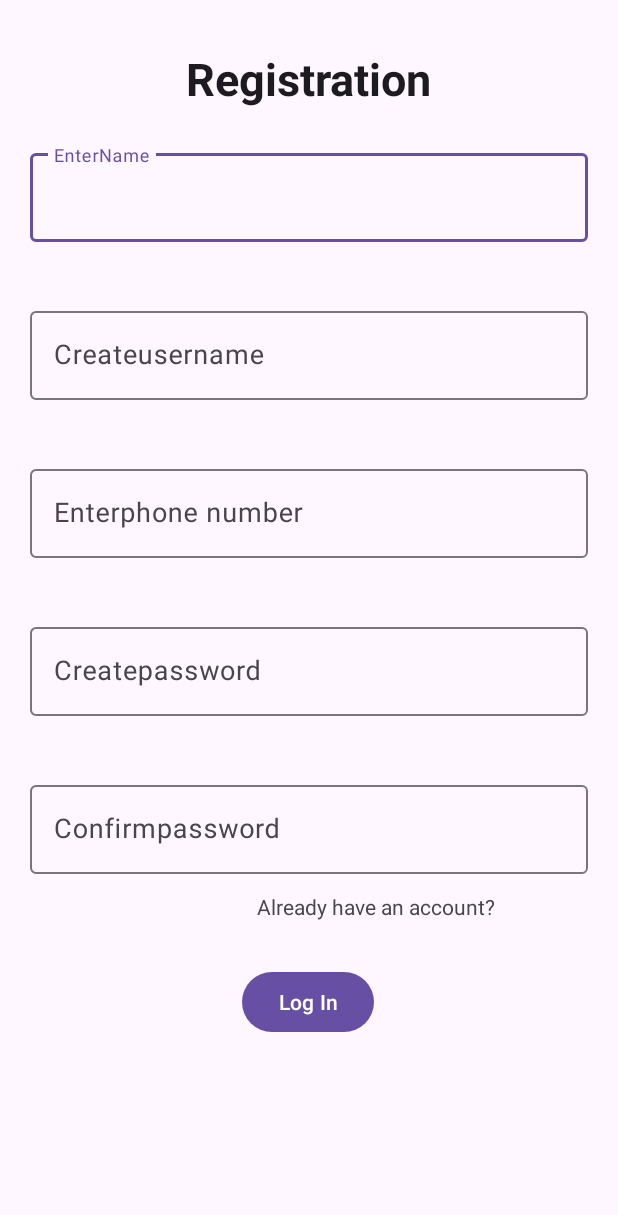
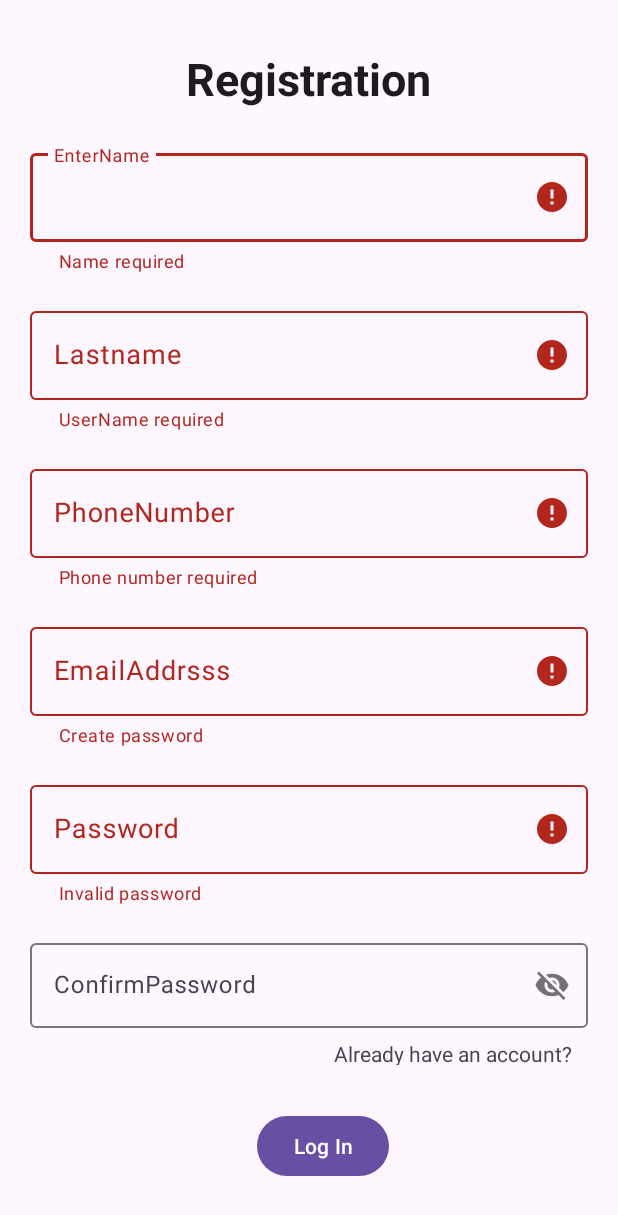
Before and after one commit to simiyunangila/billz, an Android app: the screen it shows after launch (MainActivity), after a tap on "Log In", on a phone screen of 412 x 824 dp. Shown: the top 1215 px of the screen. Run offline under Robolectric (Android 15) with nearby library versions, the phone set to English and light mode, and no system bars.

```diff
--- a/app/src/main/java/com/example/billz/MainActivity.kt
+++ /dev/null
@@ -1,76 +0,0 @@
-package com.example.billz
-
-import android.app.Activity
-import android.content.Intent
-import androidx.appcompat.app.AppCompatActivity
-import android.os.Bundle
-import android.view.inputmethod.InputBinding
-import android.widget.Toast
-import com.example.billz.databinding.ActivityMainBinding
-
-class MainActivity : AppCompatActivity() {
-    lateinit var binding: ActivityMainBinding
-    override fun onCreate(savedInstanceState: Bundle?) {
-        super.onCreate(savedInstanceState)
-        binding = ActivityMainBinding.inflate(layoutInflater)
-        setContentView(R.layout.activity_main)
-
-    }
-
-    override fun onResume() {
-        super.onResume()
-        setContentView(binding.root)
-        binding.button.setOnClickListener {
-
-            validateregdetails()
-            clearErrors()
-        }
-    }
-
-    fun validateregdetails() {
-        val name1 = binding.etname.text.toString()
-        val name2 = binding.etusername.text.toString()
-        val name3 = binding.etnumber.text.toString()
-        val name4 = binding.etpassword.text.toString()
-        val name5 = binding.etconfpassword.text.toString()
-
-        var error = false
-
-
-        if (name1.isBlank()) {
-            binding.tilname.error = " Name required"
-            error = true
-        }
-        if (name2.isBlank()) {
-            binding.tilusername.error = " UserName required"
-            error = true
-        }
-        if (name3.isBlank()) {
-            binding.tilnumber.error = " Phone number required"
-            error = true
-        }
-        if (name4.isBlank()) {
-            binding.tilpassword.error = " Create password"
-            error = true
-        }
-        if (name5 != name4) {
-            binding.tilconfpassword.error = " Wrong password"
-            error = true
-        }
-        if (!error) {
-            val intent = Intent(this, loginpage::class.java)
-            startActivity(intent)
-            Toast.makeText(this, "Registration is complete", Toast.LENGTH_LONG).show()
-            finish()
-        }
-    }
-
-    fun clearErrors() {
-        binding.tilname.error = null
-        binding.tilusername.error = null
-        binding.tilnumber.error = null
-        binding.tilpassword.error = null
-        binding.tilconfpassword.error = null
-
-    }
-}
--- /dev/null
+++ b/app/src/main/java/com/example/billz/Repository/userRepository.kt
@@ -0,0 +1,28 @@
+package com.example.billz.Repository
+
+import com.example.billz.api.apiClient
+import com.example.billz.api.ApiInterface
+import com.example.billz.model.LoginRequest
+import com.example.billz.model.LoginResponse
+import com.example.billz.model.RegisterRequest
+import com.example.billz.model.registerResponse
+import kotlinx.coroutines.Dispatchers
+import kotlinx.coroutines.withContext
+import retrofit2.Response
+
+class UserRepository {
+    val apiclient =apiClient.buildClient(ApiInterface::class.java)
+
+   suspend fun registerUser(registerRequest: RegisterRequest):Response<registerResponse>{
+        return withContext(Dispatchers.IO){
+            apiclient.registerUser(registerRequest)
+        }
+
+    }
+    suspend  fun loginUser(loginRequest: LoginRequest):Response<LoginResponse>{
+        return withContext(Dispatchers.IO){
+            apiclient.loginUser(loginRequest)
+        }
+    }
+
+}
--- /dev/null
+++ b/app/src/main/java/com/example/billz/ViewModel/userViewModel.kt
@@ -0,0 +1,42 @@
+package com.example.billz.ViewModel
+
+import androidx.lifecycle.MutableLiveData
+import androidx.lifecycle.ViewModel
+import androidx.lifecycle.viewModelScope
+import com.example.billz.Repository.UserRepository
+import com.example.billz.model.LoginRequest
+import com.example.billz.model.LoginResponse
+import com.example.billz.model.RegisterRequest
+import com.example.billz.model.registerResponse
+import kotlinx.coroutines.launch
+
+class UserViewModel:ViewModel() {
+    val userRepo = UserRepository()
+    val regLiveData = MutableLiveData<registerResponse>()
+    val logLiveData = MutableLiveData<LoginResponse>()
+    val errLiveData = MutableLiveData<String>()
+
+    fun registerUser( registerRequest: RegisterRequest){
+        viewModelScope.launch {
+            val response = userRepo.registerUser(registerRequest)
+            if (response.isSuccessful){
+                regLiveData.postValue(response.body())
+            }
+            else{
+                errLiveData.postValue(response.errorBody()?.string())
+            }
+        }
+    }
+    fun loginUser(loginRequest: LoginRequest){
+        viewModelScope.launch {
+            val response = userRepo.loginUser(loginRequest)
+            if (response.isSuccessful){
+                logLiveData.postValue(response.body())
+            }
+            else{
+                errLiveData.postValue(response.errorBody()?.string())
+            }
+
+        }
+    }
+}
--- /dev/null
+++ b/app/src/main/java/com/example/billz/api/apiClient.kt
@@ -0,0 +1,15 @@
+package com.example.billz.api
+
+import retrofit2.Retrofit
+import retrofit2.converter.gson.GsonConverterFactory
+
+object apiClient {
+    var retrofit = Retrofit.Builder()
+        .baseUrl("http://13.37.106.218")
+        .addConverterFactory(GsonConverterFactory.create())
+        .build()
+    fun <T> buildClient(apiInterface: Class<T>):T{
+        return retrofit.create(apiInterface)
+    }
+
+}
--- /dev/null
+++ b/app/src/main/java/com/example/billz/api/apiInterface.kt
@@ -0,0 +1,15 @@
+package com.example.billz.api
+
+import com.example.billz.model.LoginRequest
+import com.example.billz.model.LoginResponse
+import com.example.billz.model.RegisterRequest
+import com.example.billz.model.registerResponse
+import retrofit2.Response
+import retrofit2.http.Body
+import retrofit2.http.POST
+
+interface ApiInterface {
+    @POST("/users/register")
+    suspend fun registerUser(@Body registerRequest: RegisterRequest):Response<registerResponse>
+    suspend fun loginUser(@Body loginRequest: LoginRequest):Response<LoginResponse>
+}
--- /dev/null
+++ b/app/src/main/java/com/example/billz/model/loginResponse.kt
@@ -0,0 +1,6 @@
+package com.example.billz.model
+
+data class LoginResponse(
+    var message:String,
+    var user :User
+)
--- /dev/null
+++ b/app/src/main/java/com/example/billz/model/registerResponse.kt
@@ -0,0 +1,6 @@
+package com.example.billz.model
+
+data class registerResponse(
+    var message:String,
+    var user :User
+)
--- /dev/null
+++ b/app/src/main/java/com/example/billz/ui/MainActivity.kt
@@ -0,0 +1,117 @@
+package com.example.billz.ui
+
+import android.content.Intent
+import android.opengl.Visibility
+import androidx.appcompat.app.AppCompatActivity
+import android.os.Bundle
+import android.view.View
+import android.widget.Toast
+import androidx.activity.viewModels
+import androidx.lifecycle.Observer
+import com.example.billz.R
+import com.example.billz.ViewModel.UserViewModel
+import com.example.billz.databinding.ActivityMainBinding
+import com.example.billz.model.RegisterRequest
+
+
+class MainActivity : AppCompatActivity() {
+    lateinit var binding: ActivityMainBinding
+    val userViewModel:UserViewModel by viewModels()
+    override fun onCreate(savedInstanceState: Bundle?) {
+        super.onCreate(savedInstanceState)
+        binding = ActivityMainBinding.inflate(layoutInflater)
+        setContentView(R.layout.activity_main)
+
+    }
+
+    override fun onResume() {
+        super.onResume()
+        setContentView(binding.root)
+        userViewModel.errLiveData.observe(this, Observer { error ->
+            Toast.makeText(this, error, Toast.LENGTH_LONG).show()
+            binding.pbreg.visibility = View.GONE
+        })
+        userViewModel.regLiveData.observe(this, Observer { regResponse ->
+            Toast.makeText(this, regResponse.message, Toast.LENGTH_LONG).show()
+            startActivity(Intent(this, loginpage::class.java))
+            binding.pbreg.visibility = View.GONE
+        })
+      binding.button.setOnClickListener {
+          validateregdetails()
+      }
+//            startActivity(Intent(this, loginpage::class.java))
+
+//            clearErrors()
+
+
+
+        }
+//    }
+
+    fun validateregdetails() {
+        val name = binding.etname.text.toString()
+        val lastname = binding.etlastname.text.toString()
+        val phoneNumber= binding.etnumber.text.toString()
+        val email = binding.etmail1.text.toString()
+        val password = binding.etpassword.text.toString()
+        val confPassword = binding.etconfpass.text.toString()
+
+        var error = false
+
+
+        if (name.isBlank()) {
+            error = true
+            binding.tilname.error = " Name required"
+
+        }
+        if (lastname.isBlank()) {
+            error = true
+            binding.tillastname.error = " UserName required"
+
+        }
+        if (phoneNumber.isBlank()) {
+            error = true
+            binding.tilnumber.error = " Phone number required"
+
+        }
+        if (email.isBlank()) {
+            error = true
+            binding.tilemail1.error = " Create password"
+
+        }
+        if (password.isBlank()) {
+            error = true
+            binding.tilpassword.error = " Invalid password"
+
+        }
+        if (!password.equals(confPassword)) {
+            error = true
+            binding.tilconfpass.error = " PasswordWord does not match"
+
+        }
+        if (!error) {
+            val registerRequest =RegisterRequest(
+                firstName =name,
+                lastName = lastname,
+                email = email,
+                password = password,
+                phoneNumber = phoneNumber
+
+            )
+            binding.pbreg.visibility = View.VISIBLE
+           userViewModel.registerUser(registerRequest)
+
+            val intent = Intent(this, loginpage::class.java)
+            startActivity(intent)
+
+        }
+    }
+
+    fun clearErrors() {
+        binding.tilname.error = null
+        binding.tillastname.error = null
+        binding.tilnumber.error = null
+        binding.tilpassword.error = null
+        binding.tilconfpass.error = null
+    }
+}
--- a/app/src/main/res/layout/activity_main.xml
+++ b/app/src/main/res/layout/activity_main.xml
@@ -4,7 +4,7 @@
     xmlns:tools="http://schemas.android.com/tools"
     android:layout_width="match_parent"
     android:layout_height="match_parent"
-    tools:context=".MainActivity">
+    tools:context=".ui.MainActivity">
 
     <TextView
         android:id="@+id/tvreg"
@@ -41,7 +41,7 @@
     </com.google.android.material.textfield.TextInputLayout>
 
     <com.google.android.material.textfield.TextInputLayout
-        android:id="@+id/tilusername"
+        android:id="@+id/tillastname"
         android:layout_width="0dp"
         android:layout_height="wrap_content"
         android:layout_marginStart="20dp"
@@ -52,10 +52,10 @@
         app:layout_constraintTop_toBottomOf="@+id/tilname">
 
         <com.google.android.material.textfield.TextInputEditText
-            android:id="@+id/etusername"
+            android:id="@+id/etlastname"
             android:layout_width="match_parent"
             android:layout_height="wrap_content"
-            android:hint="Createusername"
+            android:hint="Lastname"
             android:textSize="18sp" />
     </com.google.android.material.textfield.TextInputLayout>
 
@@ -68,13 +68,32 @@
         android:layout_marginEnd="20dp"
         app:layout_constraintEnd_toEndOf="parent"
         app:layout_constraintStart_toStartOf="parent"
-        app:layout_constraintTop_toBottomOf="@+id/tilusername">
+        app:layout_constraintTop_toBottomOf="@+id/tillastname">
 
         <com.google.android.material.textfield.TextInputEditText
             android:id="@+id/etnumber"
             android:layout_width="match_parent"
             android:layout_height="wrap_content"
-            android:hint="Enterphone number"
+            android:hint="PhoneNumber"
+            android:textSize="18sp" />
+    </com.google.android.material.textfield.TextInputLayout>
+
+    <com.google.android.material.textfield.TextInputLayout
+        android:id="@+id/tilemail1"
+        android:layout_width="0dp"
+        android:layout_height="wrap_content"
+        android:layout_marginStart="20dp"
+        android:layout_marginTop="20dp"
+        android:layout_marginEnd="20dp"
+        app:layout_constraintEnd_toEndOf="parent"
+        app:layout_constraintStart_toStartOf="parent"
+        app:layout_constraintTop_toBottomOf="@+id/tilnumber">
+
+        <com.google.android.material.textfield.TextInputEditText
+            android:id="@+id/etmail1"
+            android:layout_width="match_parent"
+            android:layout_height="wrap_content"
+            android:hint="EmailAddrsss"
             android:textSize="18sp" />
     </com.google.android.material.textfield.TextInputLayout>
 
@@ -87,32 +106,14 @@
         android:layout_marginEnd="20dp"
         app:layout_constraintEnd_toEndOf="parent"
         app:layout_constraintStart_toStartOf="parent"
-        app:layout_constraintTop_toBottomOf="@+id/tilnumber">
+        app:layout_constraintTop_toBottomOf="@+id/tilemail1"
+        app:passwordToggleEnabled="true">
 
         <com.google.android.material.textfield.TextInputEditText
             android:id="@+id/etpassword"
             android:layout_width="match_parent"
             android:layout_height="wrap_content"
-            android:hint="Createpassword"
-            android:textSize="18sp" />
-    </com.google.android.material.textfield.TextInputLayout>
-
-    <com.google.android.material.textfield.TextInputLayout
-        android:id="@+id/tilconfpassword"
-        android:layout_width="0dp"
-        android:layout_height="wrap_content"
-        android:layout_marginStart="20dp"
-        android:layout_marginTop="20dp"
-        android:layout_marginEnd="20dp"
-        app:layout_constraintEnd_toEndOf="parent"
-        app:layout_constraintStart_toStartOf="parent"
-        app:layout_constraintTop_toBottomOf="@+id/tilpassword">
-
-        <com.google.android.material.textfield.TextInputEditText
-            android:id="@+id/etconfpassword"
-            android:layout_width="match_parent"
-            android:layout_height="wrap_content"
-            android:hint="Confirmpassword"
+            android:hint="Password"
             android:textSize="18sp" />
     </com.google.android.material.textfield.TextInputLayout>
 
@@ -125,21 +126,51 @@
         android:layout_marginEnd="20dp"
         android:text="Log In"
         app:layout_constraintEnd_toEndOf="parent"
-        app:layout_constraintHorizontal_bias="0.498"
+        app:layout_constraintHorizontal_bias="0.533"
         app:layout_constraintStart_toStartOf="parent"
         app:layout_constraintTop_toBottomOf="@+id/textView5" />
 
     <TextView
         android:id="@+id/textView5"
+        android:layout_width="173dp"
+        android:layout_height="17dp"
+        android:layout_marginStart="171dp"
+        android:layout_marginTop="7dp"
+        android:layout_marginEnd="2dp"
+        android:text="Already have an account?"
+        app:layout_constraintEnd_toEndOf="parent"
+        app:layout_constraintHorizontal_bias="0.784"
+        app:layout_constraintStart_toStartOf="parent"
+        app:layout_constraintTop_toBottomOf="@+id/tilconfpass" />
+
+    <ProgressBar
+        android:id="@+id/pbreg"
+        style="?android:attr/progressBarStyle"
         android:layout_width="wrap_content"
         android:layout_height="wrap_content"
-        android:layout_marginStart="171dp"
-        android:layout_marginTop="12dp"
-        android:layout_marginEnd="183dp"
-        android:text="Already have an account?"
+        android:visibility="gone"
+        app:layout_constraintBottom_toBottomOf="parent"
         app:layout_constraintEnd_toEndOf="parent"
-        app:layout_constraintHorizontal_bias="0.0"
         app:layout_constraintStart_toStartOf="parent"
-        app:layout_constraintTop_toBottomOf="@+id/tilconfpassword" />
+        app:layout_constraintTop_toTopOf="parent" />
+
+    <com.google.android.material.textfield.TextInputLayout
+        android:id="@+id/tilconfpass"
+        android:layout_width="0dp"
+        android:layout_height="wrap_content"
+        android:layout_marginStart="20dp"
+        android:layout_marginTop="20dp"
+        android:layout_marginEnd="20dp"
+        app:layout_constraintEnd_toEndOf="parent"
+        app:layout_constraintStart_toStartOf="parent"
+        app:layout_constraintTop_toBottomOf="@+id/tilpassword"
+        app:passwordToggleEnabled="true">
+
+        <com.google.android.material.textfield.TextInputEditText
+            android:id="@+id/etconfpass"
+            android:layout_width="match_parent"
+            android:layout_height="wrap_content"
+            android:hint="ConfirmPassword" />
+    </com.google.android.material.textfield.TextInputLayout>
 
 </androidx.constraintlayout.widget.ConstraintLayout>
```
Also changed, not shown: app/build.gradle (+14 -2 lines), app/src/main/AndroidManifest.xml (+8 -2 lines), app/src/main/java/com/example/billz/loginpage.kt (deleted, +0 -52 lines), app/src/main/java/com/example/billz/model/loginRequest.kt (added, +8 -0 lines), app/src/main/java/com/example/billz/model/registerRequest.kt (added, +11 -0 lines), app/src/main/java/com/example/billz/model/user.kt (added, +12 -0 lines), app/src/main/java/com/example/billz/ui/Loginpage.kt (added, +77 -0 lines), app/src/main/java/com/example/billz/ui/homepage.kt (added, +12 -0 lines), app/src/main/res/layout/activity_homepage.xml (added, +32 -0 lines), app/src/main/res/layout/activity_loginpage.xml (+26 -3 lines), app/src/main/res/drawable/money.jpg (added).
